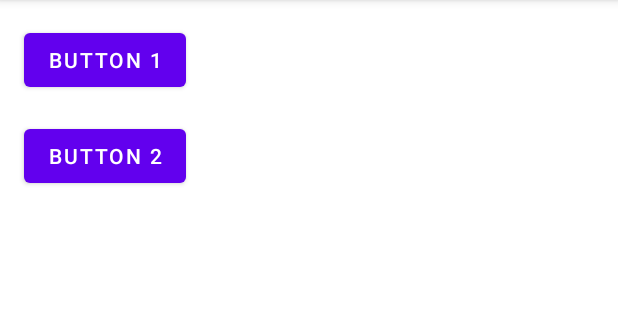
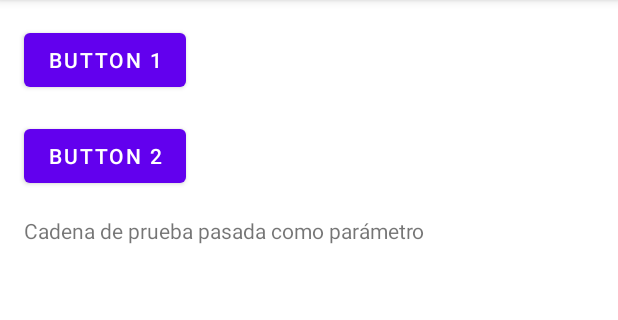
Before and after one commit to mcasadoalias/EjemploFragments2021, an Android app: the screen it shows after launch (MainActivity), on a phone screen of 412 x 824 dp, the part 84-404 px from its top. Run offline under Robolectric (Android 15) with nearby library versions, the phone set to English and light mode, and no system bars.

Commit message:
Initial data passed to fragment

```diff
--- a/app/src/main/java/es/iesnervion/ejemplofragments2021/MainActivity.java
+++ b/app/src/main/java/es/iesnervion/ejemplofragments2021/MainActivity.java
@@ -7,20 +7,25 @@ import android.view.View;
 
 public class MainActivity extends AppCompatActivity {
 
-
-
     @Override
     protected void onCreate(Bundle savedInstanceState) {
         View mainContainer;
+        Bundle initialData;
         super.onCreate(savedInstanceState);
         setContentView(R.layout.activity_main);
         mainContainer = findViewById(R.id.mainContainer);
 
         //If the layout that has been loaded is the one for small screens
-        if (mainContainer!=null){
+        //and the activity has been created for the first time (no configuration changes)
+        if (mainContainer!=null && savedInstanceState==null) {
+
+            initialData = new Bundle();
+            initialData.putString(getResources().getString(R.string.initial_data),"Cadena de prueba pasada como parámetro");
             getSupportFragmentManager().beginTransaction()
                     .setReorderingAllowed(true)
-                    .add(R.id.mainContainer, NavigationFragment.class, null)
+                    .add(R.id.mainContainer, NavigationFragment.class, initialData)
+                    //.add (R.id.mainContainer, new NavigationFragment())
+                    .addToBackStack(null)
                     .commit();
         }
     }
--- a/app/src/main/java/es/iesnervion/ejemplofragments2021/NavigationFragment.java
+++ b/app/src/main/java/es/iesnervion/ejemplofragments2021/NavigationFragment.java
@@ -7,58 +7,40 @@ import androidx.fragment.app.Fragment;
 import android.view.LayoutInflater;
 import android.view.View;
 import android.view.ViewGroup;
+import android.widget.TextView;
 
 /**
  * A simple {@link Fragment} subclass.
- * Use the {@link NavigationFragment#newInstance} factory method to
- * create an instance of this fragment.
  */
 public class NavigationFragment extends Fragment {
 
-    // TODO: Rename parameter arguments, choose names that match
-    // the fragment initialization parameters, e.g. ARG_ITEM_NUMBER
-    private static final String ARG_PARAM1 = "param1";
-    private static final String ARG_PARAM2 = "param2";
 
-    // TODO: Rename and change types of parameters
-    private String mParam1;
-    private String mParam2;
+
+
 
     public NavigationFragment() {
         // Required empty public constructor
     }
 
-    /**
-     * Use this factory method to create a new instance of
-     * this fragment using the provided parameters.
-     *
-     * @param param1 Parameter 1.
-     * @param param2 Parameter 2.
-     * @return A new instance of fragment NavigationFragment.
-     */
-    // TODO: Rename and change types and number of parameters
-    public static NavigationFragment newInstance(String param1, String param2) {
-        NavigationFragment fragment = new NavigationFragment();
-        Bundle args = new Bundle();
-        args.putString(ARG_PARAM1, param1);
-        args.putString(ARG_PARAM2, param2);
-        fragment.setArguments(args);
-        return fragment;
-    }
+
 
     @Override
     public void onCreate(Bundle savedInstanceState) {
         super.onCreate(savedInstanceState);
-        if (getArguments() != null) {
-            mParam1 = getArguments().getString(ARG_PARAM1);
-            mParam2 = getArguments().getString(ARG_PARAM2);
-        }
+
     }
 
     @Override
     public View onCreateView(LayoutInflater inflater, ViewGroup container,
                              Bundle savedInstanceState) {
+
+        TextView txtv_initial_data;
+        String initialData = requireArguments().getString(getResources().getString(R.string.initial_data));
         // Inflate the layout for this fragment
-        return inflater.inflate(R.layout.fragment_navigation, container, false);
+        View v = inflater.inflate(R.layout.fragment_navigation, container, false);
+        txtv_initial_data = v.findViewById(R.id.initialData);
+        txtv_initial_data.setText(initialData);
+
+        return v;
     }
 }
--- a/app/src/main/res/layout/fragment_navigation.xml
+++ b/app/src/main/res/layout/fragment_navigation.xml
@@ -28,4 +28,14 @@
         app:layout_constraintStart_toStartOf="parent"
         app:layout_constraintTop_toBottomOf="@+id/btn1" />
 
+    <TextView
+        android:id="@+id/initialData"
+        android:layout_width="wrap_content"
+        android:layout_height="wrap_content"
+        android:layout_marginStart="16dp"
+        android:layout_marginTop="16dp"
+        app:layout_constraintStart_toStartOf="parent"
+        app:layout_constraintTop_toBottomOf="@+id/btn2" />
+
+
 </androidx.constraintlayout.widget.ConstraintLayout>
--- a/app/src/main/res/values/strings.xml
+++ b/app/src/main/res/values/strings.xml
@@ -5,4 +5,5 @@
     <string name="testing_details_fragment">Testing details fragment</string>
     <string name="button1">Button 1</string>
     <string name="button2">Button 2</string>
+    <string name="initial_data">initial_data</string>
 </resources>
```
